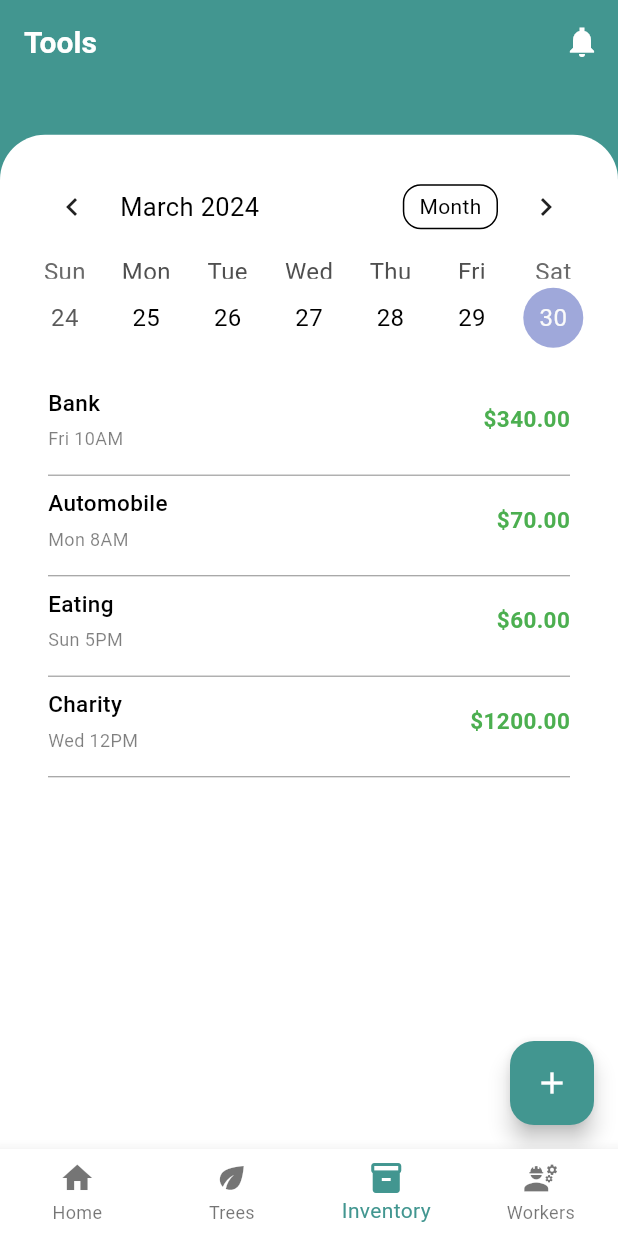
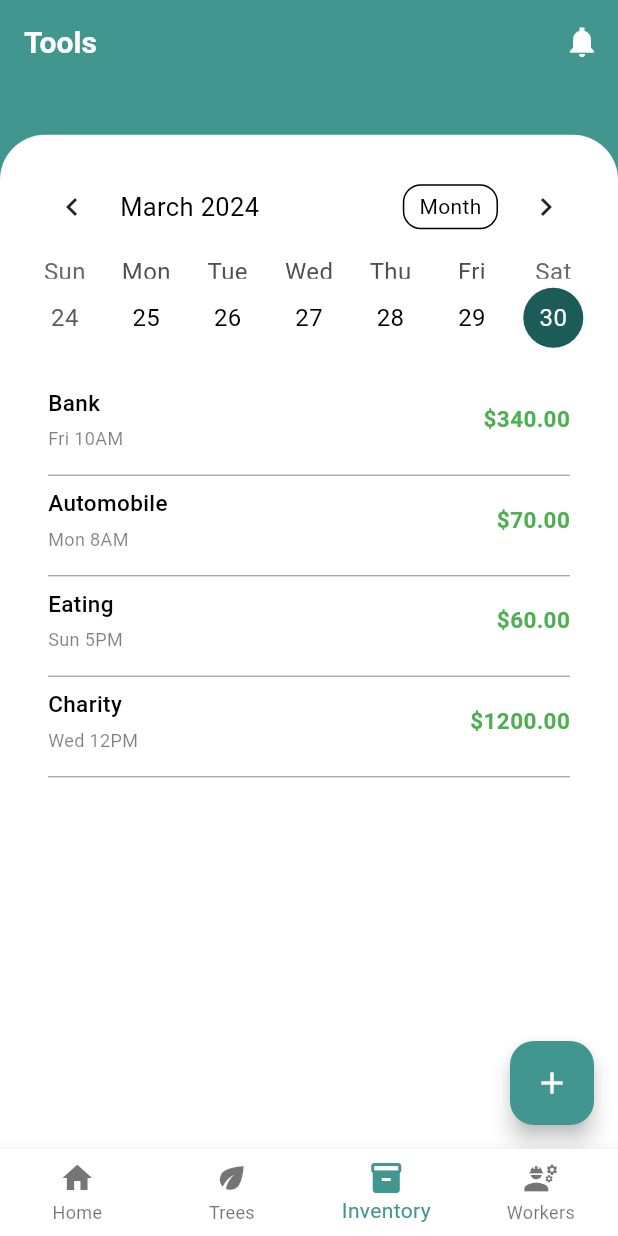
Before and after one commit to Hashane/EST, a Flutter app: the HomeScreen screen opened by its route, item 3 of the bottom bar chosen, on a phone screen of 412 x 824 dp. Run offline on Flutter 3.47's test engine with Material 3 defaults, Android fonts, the phone set to English and light mode, and no system bars; drawn by our look-alikes of table_calendar; our stand-ins replace cloud_firestore, firebase_auth, firebase_core; accounts and stored records are empty.

Commit message:
Tools Calendar UI colors change

```diff
--- a/lib/screens/tools/tools_screen.dart
+++ b/lib/screens/tools/tools_screen.dart
@@ -1,6 +1,7 @@
 import 'package:flutter/material.dart';
 import 'package:table_calendar/table_calendar.dart';
 import 'package:est/widgets/common_screen.dart';
+import 'package:est/themes/theme.dart';
 import '../../json/daily_json.dart';
 
 class ToolsScreen extends StatefulWidget {
@@ -48,7 +49,24 @@ class _ToolsScreenState extends State<ToolsScreen> {
             rangeEndDay: _rangeEnd,
             rangeSelectionMode: RangeSelectionMode.toggledOn,
             onRangeSelected: _onRangeSelected,
-            calendarStyle: CalendarStyle(outsideDaysVisible: true),
+            calendarStyle: CalendarStyle(
+              // Customize colors here
+              outsideDaysVisible: true,
+              rangeHighlightColor: Colors.green, // Change the color of the range selection highlight
+              todayDecoration: BoxDecoration(
+                color: CustomTheme.primaryDarkColor, // Change the color of the today cell decoration
+                shape: BoxShape.circle,
+              ),
+              rangeStartDecoration: BoxDecoration(
+                color: Colors.orange, // Change the color of the selected cell decoration
+                shape: BoxShape.circle,
+              ),
+              rangeEndDecoration: BoxDecoration(
+                  color: Colors.orange, // Change the color of the selected cell decoration
+                  shape: BoxShape.circle,
+              ),
+              // Add more color customizations as needed
+            ),
             calendarFormat: _calendarFormat,
             onFormatChanged: (format) {
               setState(() {
```
